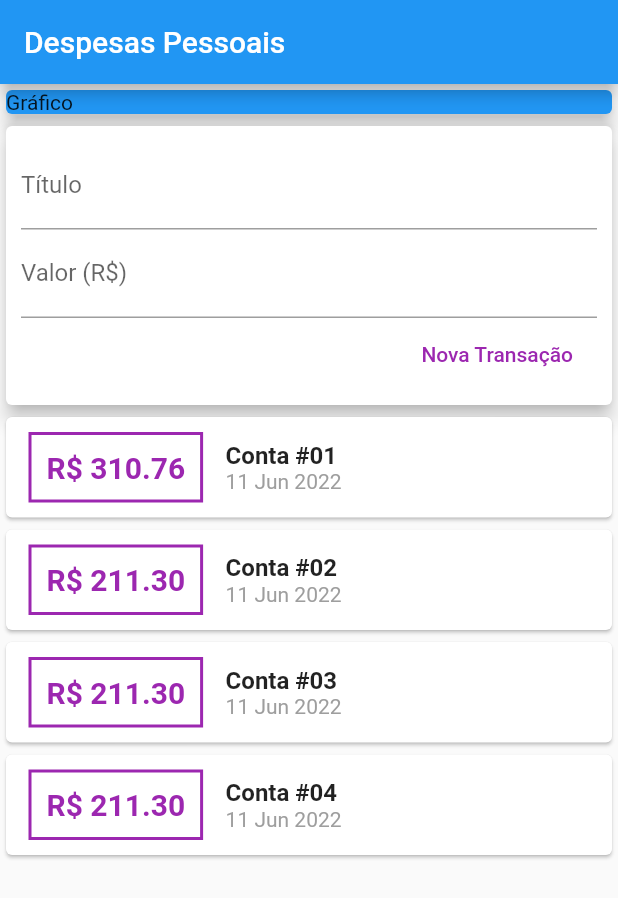
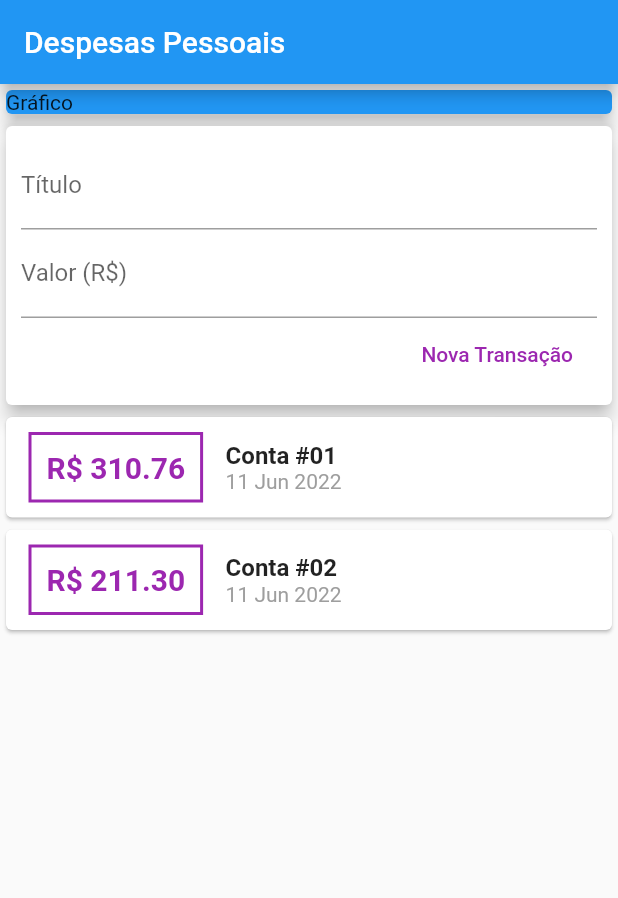
Before and after one commit to paulocsarlins/expenses, a Flutter app: the screen it shows after launch, after a tap on "Nova Transação", on a phone screen of 412 x 824 dp. Shown: the top 898 px of the screen. Run offline on Flutter 3.47's test engine with Material 2 defaults, Android fonts, the phone set to English and light mode, and no system bars.

Commit message:
Teclado Numérico

```diff
--- a/lib/components/transaction_form.dart
+++ b/lib/components/transaction_form.dart
@@ -7,6 +7,16 @@ class TransactionForm extends StatelessWidget {
   final void Function(String, double) onSubmit;
 
   TransactionForm(this.onSubmit);
+
+  _submitForm() {
+    final title = titleController.text;
+    final value = double.tryParse(valueController.text) ?? 0.0;
+
+    if (title.isEmpty || value <= 0) {
+      return;
+    }
+    onSubmit(title, value);
+  }
 
   @override
   Widget build(BuildContext context) {
@@ -18,12 +28,15 @@ class TransactionForm extends StatelessWidget {
           children: [
             TextField(
               controller: titleController,
+              onSubmitted: (_) => _submitForm(),
               decoration: InputDecoration(
                 labelText: 'Título',
               ),
             ),
             TextField(
               controller: valueController,
+              keyboardType: TextInputType.numberWithOptions(decimal: true),
+              onSubmitted: (_) => _submitForm(),
               decoration: InputDecoration(
                 labelText: 'Valor (R\$)',
               ),
@@ -34,11 +47,7 @@ class TransactionForm extends StatelessWidget {
                 FlatButton(
                   child: Text('Nova Transação'),
                   textColor: Colors.purple,
-                  onPressed: () {
-                    final title = titleController.text;
-                    final value = double.tryParse(valueController.text) ?? 0.0;
-                    onSubmit(title, value);
-                  },
+                  onPressed: _submitForm,
                 ),
               ],
             ),
--- a/lib/components/transaction_user.dart
+++ b/lib/components/transaction_user.dart
@@ -22,37 +22,7 @@ class _TransactionUserState extends State<TransactionUser> {
       title: 'Conta #02',
       value: 211.30,
       date: DateTime.now(),
-    ),
-    Transaction(
-      id: 't3',
-      title: 'Conta #03',
-      value: 211.30,
-      date: DateTime.now(),
-    ),
-    Transaction(
-      id: 't4',
-      title: 'Conta #04',
-      value: 211.30,
-      date: DateTime.now(),
-    ),
-    Transaction(
-      id: 't5',
-      title: 'Conta #05',
-      value: 211.30,
-      date: DateTime.now(),
-    ),
-    Transaction(
-      id: 't6',
-      title: 'Conta #06',
-      value: 211.30,
-      date: DateTime.now(),
-    ),
-    Transaction(
-      id: 't7',
-      title: 'Conta #07',
-      value: 211.30,
-      date: DateTime.now(),
-    ),
+    )
   ];
 
   _addTransaction(String title, double value) {
```
